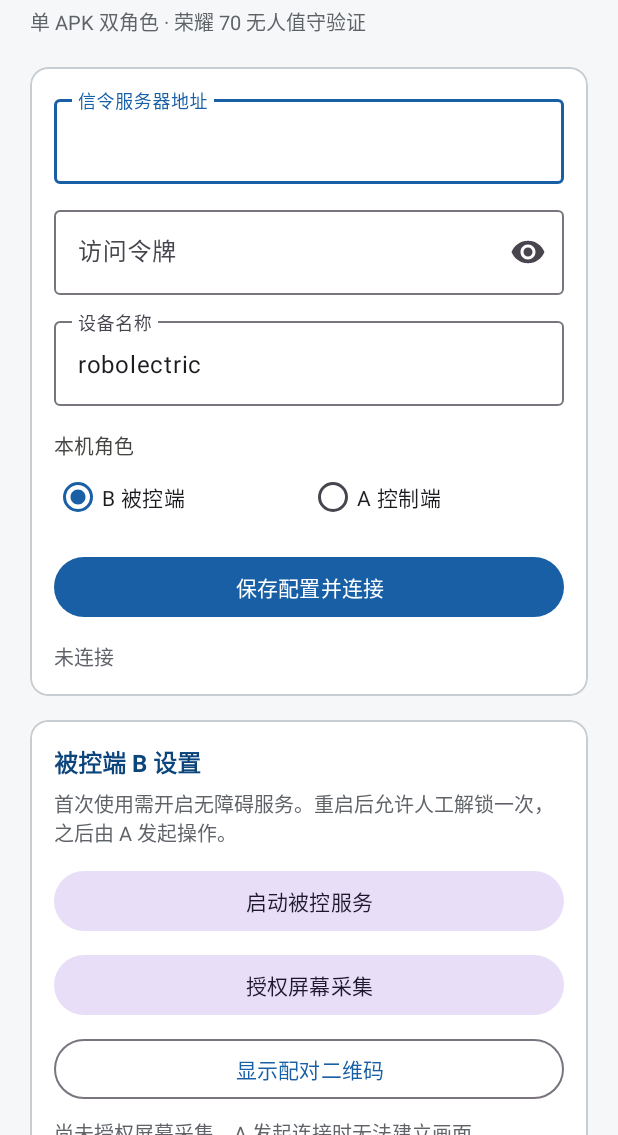
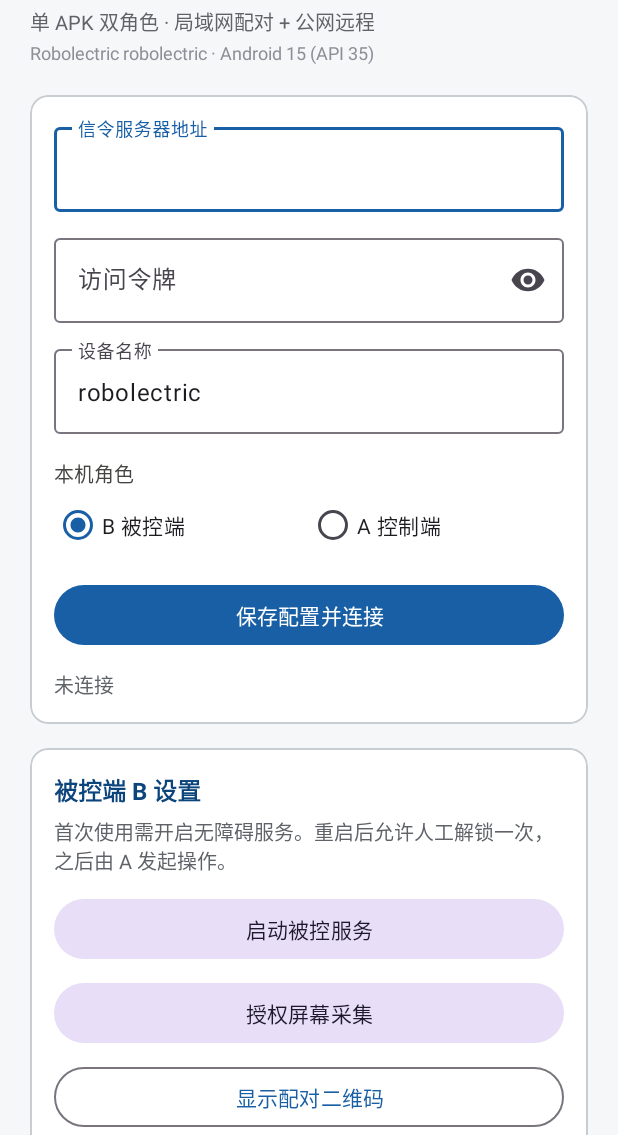
Before and after one commit to yuesf/android-remote-control, an Android app: the screen it shows after launch (MainActivity), on a phone screen of 412 x 824 dp, the part 101-1236 px from its top. Run offline under Robolectric (Android 15) with nearby library versions, the phone set to English and light mode, and no system bars; libraries missing offline, so code that uses them is left out: com.journeyapps.barcodescanner.

Commit message:
fix: repair websocket scheme crash and add device capability self-check
- SignalingConfig: OkHttp HttpUrl rejects the ws scheme; derive the
  websocket URL from the http/https URL so newWebSocket maps it itself.
  This crash killed the process on every agent start.
- RemoteAgentService: guard the signaling connect path so a bad config
  cannot take down the service process.
- Show the real device model and Android version instead of a hardcoded
  device name in the subtitle.
- Add an accessibility capability self-check that reports the system
  capability flags and performs a real gesture dispatch, so per-device
  feasibility can be verified on the handset itself.

```diff
--- a/app/src/main/java/com/yuesf/remotecontrol/agent/RemoteAgentService.kt
+++ b/app/src/main/java/com/yuesf/remotecontrol/agent/RemoteAgentService.kt
@@ -66,7 +66,8 @@ class RemoteAgentService : Service() {
             return START_NOT_STICKY
         }
 
-        SignalingRepository.connect(config)
+        runCatching { SignalingRepository.connect(config) }
+            .onFailure { Log.e(TAG, "signaling connect failed", it) }
         return START_STICKY
     }
 
--- a/app/src/main/res/layout/activity_main.xml
+++ b/app/src/main/res/layout/activity_main.xml
@@ -1,6 +1,7 @@
 <?xml version="1.0" encoding="utf-8"?>
 <androidx.core.widget.NestedScrollView xmlns:android="http://schemas.android.com/apk/res/android"
     xmlns:app="http://schemas.android.com/apk/res-auto"
+    xmlns:tools="http://schemas.android.com/tools"
     android:layout_width="match_parent"
     android:layout_height="match_parent"
     android:background="@color/brand_surface"
@@ -30,6 +31,15 @@
             android:text="@string/app_subtitle"
             android:textColor="#5F6368"
             android:textSize="13sp" />
+
+        <TextView
+            android:id="@+id/buildInfoText"
+            android:layout_width="match_parent"
+            android:layout_height="wrap_content"
+            android:layout_marginTop="2dp"
+            android:textColor="#8A8F98"
+            android:textSize="12sp"
+            tools:text="HONOR FNE-AN00 · Android 14 (API 34)" />
 
         <com.google.android.material.card.MaterialCardView
             android:layout_width="match_parent"
@@ -239,6 +249,15 @@
                     android:textSize="13sp" />
 
                 <com.google.android.material.button.MaterialButton
+                    android:id="@+id/capabilityCheckButton"
+                    style="@style/Widget.Material3.Button.TextButton"
+                    android:layout_width="match_parent"
+                    android:layout_height="wrap_content"
+                    android:layout_marginTop="4dp"
+                    android:text="@string/check_capabilities"
+                    android:textAllCaps="false" />
+
+                <com.google.android.material.button.MaterialButton
                     android:id="@+id/batterySettingsButton"
                     style="@style/Widget.Material3.Button.TextButton"
                     android:layout_width="match_parent"
--- a/app/src/main/res/values/strings.xml
+++ b/app/src/main/res/values/strings.xml
@@ -1,7 +1,8 @@
 <?xml version="1.0" encoding="utf-8"?>
 <resources>
     <string name="app_name">远程协助验证</string>
-    <string name="app_subtitle">单 APK 双角色 · 荣耀 70 无人值守验证</string>
+    <string name="app_subtitle">单 APK 双角色 · 局域网配对 + 公网远程</string>
+    <string name="build_info_format">%1$s %2$s · Android %3$s (API %4$d)</string>
     <string name="server_url_label">信令服务器地址</string>
     <string name="access_token_label">访问令牌</string>
     <string name="device_name_label">设备名称</string>
@@ -36,6 +37,16 @@
     <string name="config_required">请先完整填写服务器地址、访问令牌和设备名称</string>
     <string name="agent_config_required">配置不完整，无法启动被控服务</string>
     <string name="accessibility_enabled_status">无障碍服务已启用</string>
+    <string name="check_capabilities">设备能力自检</string>
+    <string name="capability_dialog_title">设备能力自检结果</string>
+    <string name="capability_not_connected">无障碍服务未启用，无法自检。请先开启无障碍服务。</string>
+    <string name="capability_report">无障碍服务：已绑定\n系统能力值：%1$s\n读取窗口内容：%2$s\n手势注入能力位：%3$s\n手势实派结果：%4$s\n截图能力：%5$s\n\n结论：%6$s</string>
+    <string name="capability_yes">可用</string>
+    <string name="capability_no">不可用</string>
+    <string name="capability_unknown">未测试</string>
+    <string name="capability_conclusion_ok">点击、滑动、返回等远程操作可以执行。</string>
+    <string name="capability_conclusion_gesture_blocked">手势注入被系统拦截，远程点击和滑动不可用。需要在系统设置中检查无障碍权限，或该机型限制了手势注入。</string>
+    <string name="capability_conclusion_screenshot_missing">手势可用，但截图能力缺失，无法使用无障碍截图作为录屏降级方案。</string>
     <string name="accessibility_disabled_status">无障碍服务未启用，请先在系统设置中开启</string>
     <string name="agent_start_failed">被控服务启动失败：%1$s</string>
     <string name="settings_unavailable">当前系统无法打开该设置页面</string>
```
Also changed, not shown: app/src/main/java/com/yuesf/remotecontrol/MainActivity.kt (+62 -0 lines), app/src/main/java/com/yuesf/remotecontrol/accessibility/RemoteAccessibilityService.kt (+43 -0 lines), app/src/main/java/com/yuesf/remotecontrol/data/SignalingConfig.kt (+7 -1 lines).
